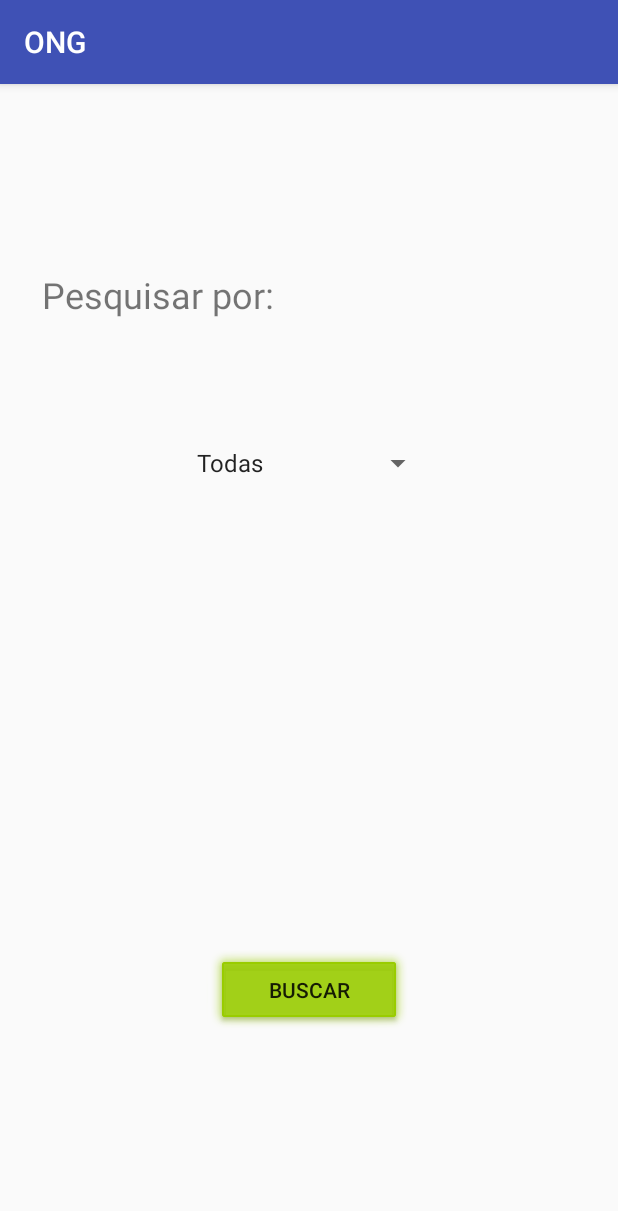
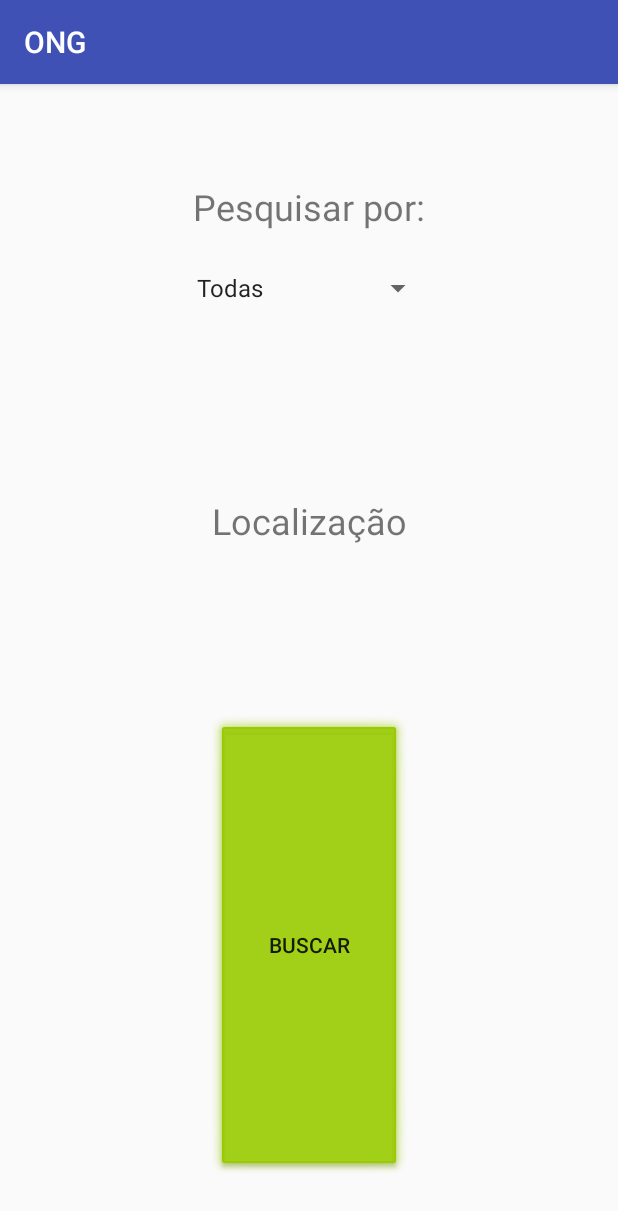
Before and after one commit to JulianaSatti/TCC2, an Android app: the PesquisarOngActivity screen opened directly, with no data from a screen before it, on a phone screen of 412 x 824 dp. Shown: the top 1211 px of the screen. Run offline under Robolectric (Android 15) with nearby library versions, the phone set to English and light mode, and no system bars.

Commit message:
Tela ONG

```diff
--- a/app/src/main/res/layout/activity_cadastro.xml
+++ b/app/src/main/res/layout/activity_cadastro.xml
@@ -45,7 +45,7 @@
         android:layout_marginStart="20dp"
         android:ems="10"
         android:hint="@string/nome"
-        android:inputType="textPersonName"
+        android:inputType="textCapWords"
         app:layout_constraintBottom_toTopOf="@+id/cadastro_email"
         app:layout_constraintEnd_toEndOf="parent"
         app:layout_constraintStart_toStartOf="parent" />
--- a/app/src/main/res/layout/activity_pesquisar_ong.xml
+++ b/app/src/main/res/layout/activity_pesquisar_ong.xml
@@ -12,35 +12,35 @@
         android:layout_width="wrap_content"
         android:layout_height="wrap_content"
         android:layout_marginBottom="26dp"
-        android:layout_marginStart="28dp"
         android:layout_marginTop="65dp"
         android:text="@string/pesquisar_por"
         android:textSize="24sp"
         app:layout_constraintBottom_toTopOf="@+id/spinner_ong"
-        app:layout_constraintStart_toStartOf="parent"
+        app:layout_constraintEnd_toEndOf="@+id/spinner_ong"
+        app:layout_constraintStart_toStartOf="@+id/spinner_ong"
         app:layout_constraintTop_toTopOf="parent" />
 
     <Spinner
         android:id="@+id/spinner_ong"
         android:layout_width="wrap_content"
         android:layout_height="wrap_content"
-        android:layout_marginBottom="254dp"
+        android:layout_marginBottom="51dp"
         android:addStatesFromChildren="false"
         android:autofillHints="Opcoes"
         android:entries="@array/opcoes"
         android:prompt="@string/opcao"
-        app:layout_constraintBottom_toTopOf="@+id/buscar_ogn"
-        app:layout_constraintEnd_toEndOf="parent"
-        app:layout_constraintStart_toStartOf="parent"
+        app:layout_constraintBottom_toTopOf="@+id/categoria"
+        app:layout_constraintEnd_toEndOf="@+id/nome_ong"
+        app:layout_constraintStart_toStartOf="@+id/nome_ong"
         app:layout_constraintTop_toBottomOf="@+id/pesquisaONG"
         tools:targetApi="o" />
 
     <Button
         android:id="@+id/buscar_ogn"
         android:layout_width="137dp"
-        android:layout_height="58dp"
+        android:layout_height="0dp"
         android:layout_gravity="center"
-        android:layout_marginBottom="46dp"
+        android:layout_marginBottom="35dp"
         android:layout_weight="1"
         android:background="@android:drawable/alert_dark_frame"
         android:backgroundTint="@android:color/holo_green_light"
@@ -48,22 +48,44 @@
         app:layout_constraintBottom_toBottomOf="parent"
         app:layout_constraintEnd_toEndOf="parent"
         app:layout_constraintStart_toStartOf="parent"
-        app:layout_constraintTop_toBottomOf="@+id/categoria"
+        app:layout_constraintTop_toBottomOf="@+id/localizacao"
         tools:targetApi="lollipop" />
 
     <Spinner
         android:id="@+id/categoria"
-        android:layout_width="0dp"
+        android:layout_width="116dp"
         android:layout_height="wrap_content"
-        android:layout_marginBottom="183dp"
-        android:layout_marginEnd="8dp"
-        android:layout_marginStart="8dp"
-        android:layout_marginTop="196dp"
+        android:layout_marginBottom="51dp"
         android:visibility="invisible"
+        app:layout_constraintBottom_toTopOf="@+id/localizacao"
+        app:layout_constraintEnd_toEndOf="@+id/localizacao"
+        app:layout_constraintStart_toStartOf="@+id/localizacao"
+        app:layout_constraintTop_toBottomOf="@+id/spinner_ong" />
+    //////////////////////////////////////////////////////////////////////////////
+
+    <EditText
+        android:id="@+id/nome_ong"
+        android:layout_width="260dp"
+        android:layout_height="wrap_content"
+        android:ems="10"
+        android:hint="@string/nome_ong"
+        android:inputType="text"
+        android:visibility="invisible"
+        app:layout_constraintBottom_toTopOf="@+id/categoria"
+        app:layout_constraintEnd_toEndOf="@+id/categoria"
+        app:layout_constraintStart_toStartOf="@+id/categoria"
+        app:layout_constraintTop_toTopOf="@+id/categoria" />
+
+    <TextView
+        android:id="@+id/localizacao"
+        android:layout_width="wrap_content"
+        android:layout_height="wrap_content"
+        android:layout_marginBottom="113dp"
+        android:text="@string/localiza_o"
+        android:textSize="24sp"
         app:layout_constraintBottom_toTopOf="@+id/buscar_ogn"
-        app:layout_constraintEnd_toEndOf="@+id/spinner_ong"
-        app:layout_constraintHorizontal_bias="0.0"
-        app:layout_constraintStart_toStartOf="@+id/spinner_ong"
-        app:layout_constraintTop_toTopOf="parent" />
+        app:layout_constraintEnd_toEndOf="@+id/buscar_ogn"
+        app:layout_constraintStart_toStartOf="@+id/buscar_ogn"
+        app:layout_constraintTop_toBottomOf="@+id/categoria" />
 
 </android.support.constraint.ConstraintLayout>
--- a/app/src/main/res/values/strings.xml
+++ b/app/src/main/res/values/strings.xml
@@ -72,5 +72,7 @@
     <string name="navigation_drawer_close">Close navigation drawer</string>
 
     <string name="action_settings">Settings</string>
+    <string name="localiza_o">Localização</string>
+    <string name="nome_ong">Nome_ONG</string>
 
 </resources>
```
Also changed, not shown: 1 other file.
